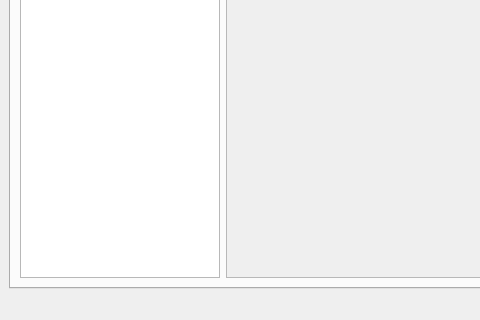
Above: ui/ModernMainWindow_v2.ui from vyakhorev/SimpleBusiness before the change; both pictures show x 0 to 480 and y 479 to 799 of the 663 by 799 pixel window. Below: the same form after it.
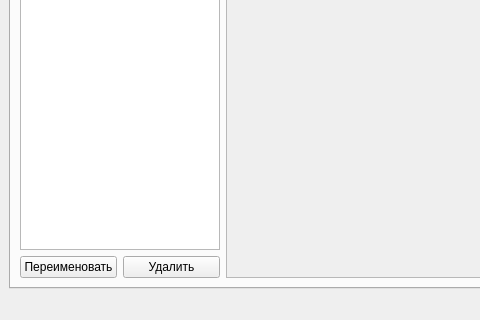
That is the form after the change.

```diff
--- a/ui/ModernMainWindow_v2.ui
+++ b/ui/ModernMainWindow_v2.ui
@@ -68,36 +68,6 @@
             </property>
            </widget>
           </item>
-          <item>
-           <layout class="QHBoxLayout" name="horizontalLayout">
-            <item>
-             <widget class="QPushButton" name="pushButton_DeleteClient">
-              <property name="maximumSize">
-               <size>
-                <width>100</width>
-                <height>16777215</height>
-               </size>
-              </property>
-              <property name="text">
-               <string>- Удалить</string>
-              </property>
-             </widget>
-            </item>
-            <item>
-             <widget class="QPushButton" name="pushButton_NewClient">
-              <property name="maximumSize">
-               <size>
-                <width>100</width>
-                <height>16777215</height>
-               </size>
-              </property>
-              <property name="text">
-               <string>+ Новый</string>
-              </property>
-             </widget>
-            </item>
-           </layout>
-          </item>
          </layout>
         </item>
        </layout>
@@ -106,7 +76,7 @@
        <attribute name="title">
         <string>База знаний</string>
        </attribute>
-       <layout class="QVBoxLayout" name="verticalLayout_2">
+       <layout class="QVBoxLayout" name="verticalLayout_3">
         <item>
          <layout class="QHBoxLayout" name="horizontalLayout_3">
           <item>
@@ -148,14 +118,48 @@
         <item>
          <layout class="QHBoxLayout" name="horizontalLayout_4">
           <item>
-           <widget class="QListView" name="listView_Hashtags">
-            <property name="maximumSize">
-             <size>
-              <width>200</width>
-              <height>16777215</height>
-             </size>
-            </property>
-           </widget>
+           <layout class="QVBoxLayout" name="verticalLayout_2">
+            <item>
+             <widget class="QListView" name="listView_Hashtags">
+              <property name="maximumSize">
+               <size>
+                <width>200</width>
+                <height>16777215</height>
+               </size>
+              </property>
+             </widget>
+            </item>
+            <item>
+             <layout class="QHBoxLayout" name="horizontalLayout">
+              <item>
+               <widget class="QPushButton" name="pushButton_RenameHashtag">
+                <property name="maximumSize">
+                 <size>
+                  <width>100</width>
+                  <height>16777215</height>
+                 </size>
+                </property>
+                <property name="text">
+                 <string>Переименовать</string>
+                </property>
+               </widget>
+              </item>
+              <item>
+               <widget class="QPushButton" name="pushButton_DeleteHashtag">
+                <property name="maximumSize">
+                 <size>
+                  <width>100</width>
+                  <height>16777215</height>
+                 </size>
+                </property>
+                <property name="text">
+                 <string>Удалить</string>
+                </property>
+               </widget>
+              </item>
+             </layout>
+            </item>
+           </layout>
           </item>
           <item>
            <widget class="QScrollArea" name="scrollArea_KnBaseRecords">
```
Left out of the diff: 2 changed lines with no effect on the pictures.
